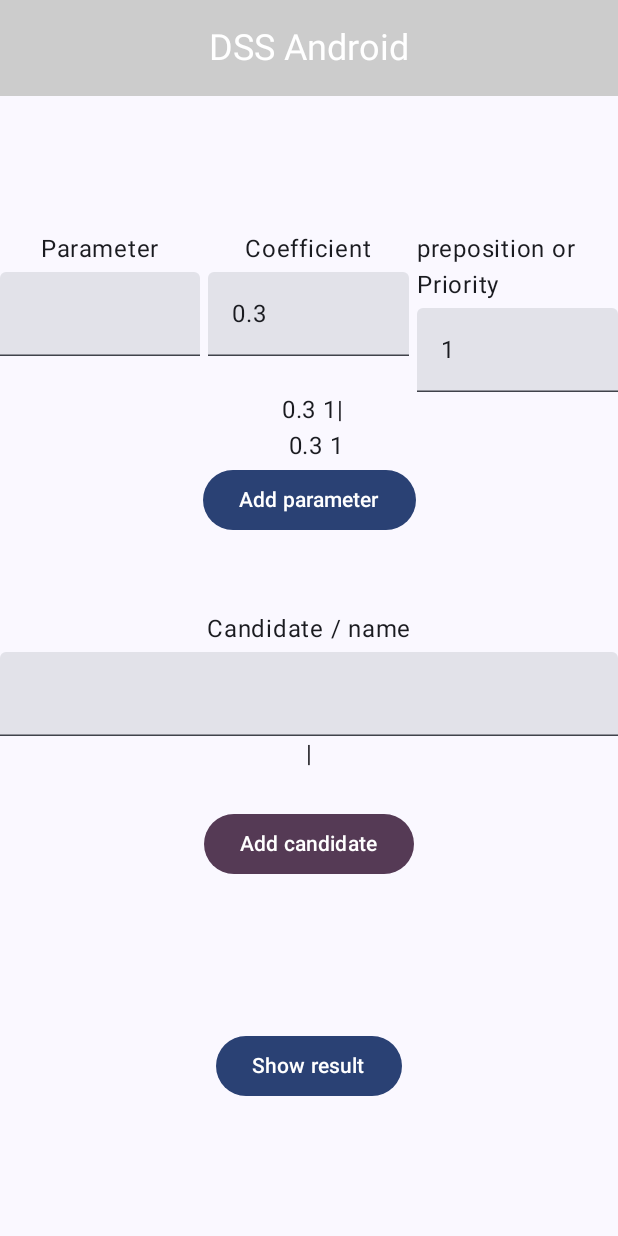
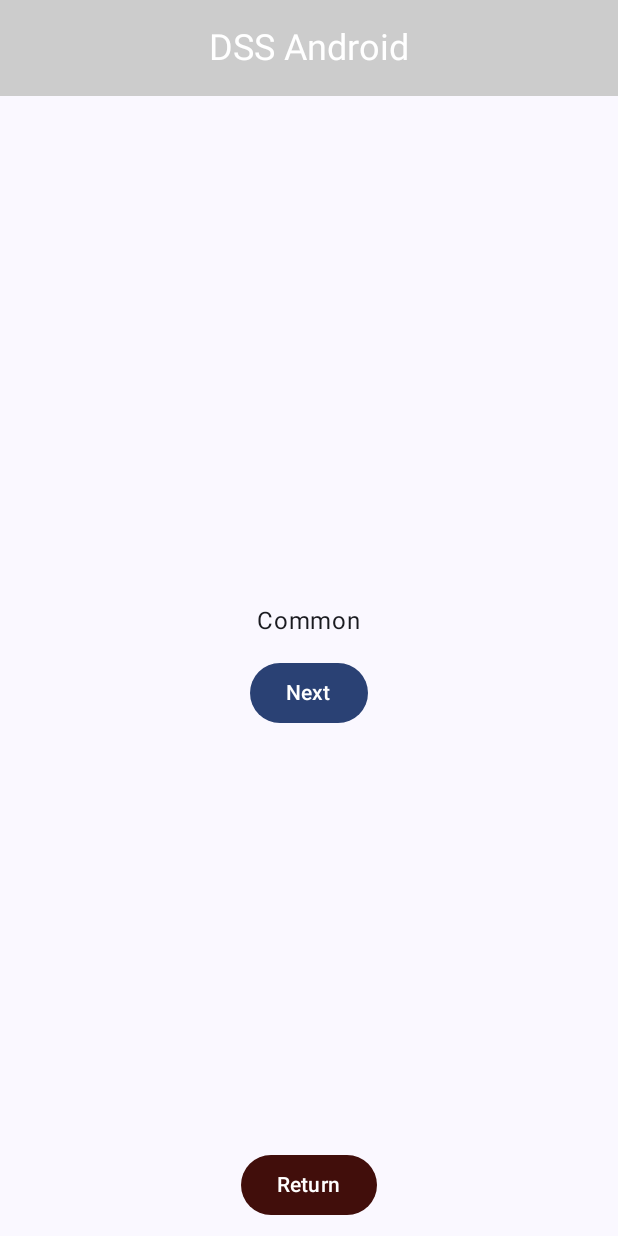
Before and after one commit to grih9/dss_android, an Android app built with Jetpack Compose: the screen it shows after launch (MainActivity), after a tap on "Show result", on a phone screen of 412 x 824 dp. Run offline under Robolectric (Android 15) with nearby library versions, the light colour scheme and no system bars; 2 other taps on this screen came first.

Commit message:
Add results screen, refactor previous code

```diff
--- a/app/src/main/java/com/grih9/dssandroid/HomeScreen.kt
+++ b/app/src/main/java/com/grih9/dssandroid/HomeScreen.kt
@@ -1,29 +1,14 @@
 package com.grih9.dssandroid
-import androidx.compose.foundation.Image
-import androidx.compose.foundation.background
-import androidx.compose.foundation.layout.Arrangement
-import androidx.compose.foundation.layout.Box
-import androidx.compose.foundation.layout.Column
 import androidx.compose.foundation.layout.Row
-import androidx.compose.foundation.layout.Spacer
 import androidx.compose.foundation.layout.fillMaxSize
-import androidx.compose.foundation.layout.fillMaxWidth
-import androidx.compose.foundation.layout.height
 import androidx.compose.foundation.layout.padding
-import androidx.compose.foundation.layout.size
-import androidx.compose.foundation.layout.width
 import androidx.compose.foundation.layout.wrapContentSize
-import androidx.compose.foundation.layout.wrapContentWidth
-import androidx.compose.foundation.magnifier
-import androidx.compose.material3.Button
-import androidx.compose.material3.ButtonDefaults
 import androidx.compose.material3.CenterAlignedTopAppBar
 import androidx.compose.material3.ExperimentalMaterial3Api
 import androidx.compose.material3.MaterialTheme
 import androidx.compose.material3.Scaffold
 import androidx.compose.material3.Surface
 import androidx.compose.material3.Text
-import androidx.compose.material3.TextField
 import androidx.compose.material3.TopAppBarDefaults
 import androidx.compose.runtime.Composable
 import androidx.compose.runtime.getValue
@@ -33,18 +18,11 @@ import androidx.compose.runtime.setValue
 import androidx.compose.ui.Alignment
 import androidx.compose.ui.Modifier
 import androidx.compose.ui.graphics.Color
-import androidx.compose.ui.modifier.modifierLocalConsumer
-import androidx.compose.ui.res.painterResource
 import androidx.compose.ui.res.stringResource
 import androidx.compose.ui.tooling.preview.Preview
-import androidx.compose.ui.unit.dp
 import androidx.compose.ui.unit.sp
 import com.grih9.dssandroid.ui.theme.DSSAndroidTheme
 
-@Composable
-fun SecondScreen(modifier: Modifier = Modifier) {
-    Text("This is second screen")
-}
 
 @Preview(
     showBackground = true,
@@ -65,6 +43,8 @@ fun DSSAndroidApp2() {
 @OptIn(ExperimentalMaterial3Api::class)
 @Composable
 fun HomeScreen(modifier: Modifier = Modifier) {
+    var screen by remember { mutableStateOf("NewDssScreen") }
+
     Scaffold(
         topBar = {
             CenterAlignedTopAppBar(
@@ -87,109 +67,18 @@ fun HomeScreen(modifier: Modifier = Modifier) {
             )
         }
     ) { innerPadding ->
+        when (screen) {
+            "NewDssScreen" -> NewDssScreen(
+                screenNameChange = { screen = "ResultsScreen" },
+                modifier = modifier.padding(innerPadding)
+            )
 
-        Column(
-            modifier = modifier.padding(innerPadding),
-            horizontalAlignment = Alignment.CenterHorizontally
-        ) {
-            AddParameterComposable()
-            Spacer(modifier = Modifier.height(50.dp))
-            AddCandidateComposable()
+            "ResultsScreen" -> ResultsScreen(
+                screenNameChange = { screen = "NewDssScreen" },
+                modifier = modifier.padding(innerPadding)
+            )
 
-            Spacer(modifier = Modifier.height(100.dp))
-            Button(onClick = { }) {
-                Text(
-                    text = stringResource(id = R.string.show_result)
-                )
-            }
+            else -> throw Error("Invalid screen")
         }
     }
 }
-
-@OptIn(ExperimentalMaterial3Api::class)
-@Composable
-fun AddCandidate(input: String, onValueChange: (String) -> Unit, modifier: Modifier = Modifier) {
-    TextField(
-        value = input,
-        onValueChange = onValueChange,
-        modifier = modifier.padding(top = 3.dp)
-    )
-}
-
-@OptIn(ExperimentalMaterial3Api::class)
-@Composable
-fun AddParameter(input: String, onValueChange: (String) -> Unit, parameterName: String, modifier: Modifier = Modifier) {
-    Column (
-        horizontalAlignment = Alignment.CenterHorizontally,
-        verticalArrangement = Arrangement.Center,
-        modifier = modifier
-    ) {
-        Text(text = parameterName)
-        TextField(
-            value = input,
-            onValueChange = onValueChange,
-            modifier = Modifier.padding(top = 3.dp)
-        )
-    }
-}
-
-
-@Composable
-fun AddCandidateComposable(modifier: Modifier = Modifier) {
-    var candidate by remember { mutableStateOf("") }
-    Text(
-        text = "${stringResource(id = R.string.candidate_to_add)} / name")
-    AddCandidate(
-        input = candidate,
-        onValueChange = {candidate = it},
-        modifier = Modifier.fillMaxWidth()
-    )
-
-    var text by remember { mutableStateOf("") }
-    Text(
-        text = text
-    )
-    Button(
-        onClick = {text += "|\n$candidate"},
-        colors = ButtonDefaults.buttonColors(MaterialTheme.colorScheme.tertiary)
-    ) {
-        Text(text = stringResource(id = R.string.add_candidate))
-    }
-}
-
-@Composable
-fun AddParameterComposable(modifier: Modifier = Modifier) {
-    var inputParameter by remember { mutableStateOf("") }
-    var inputCoefficient by remember { mutableStateOf("0.3") }
-    var inputPriority by remember { mutableStateOf("1") }
-    Row(horizontalArrangement = Arrangement.SpaceBetween) {
-        AddParameter(
-            input = inputParameter,
-            onValueChange = {inputParameter = it},
-            parameterName = stringResource(id = R.string.parameter_to_add),
-            modifier = modifier.weight(1f)
-        )
-        Spacer(Modifier.width(5.dp))
-        AddParameter(
-            input = inputCoefficient,
-            onValueChange = {inputCoefficient = it},
-            parameterName = stringResource(id = R.string.coefficient_to_add),
-            modifier = modifier.weight(1f)
-        )
-        Spacer(Modifier.width(5.dp))
-        AddParameter(
-            input = inputPriority,
-            onValueChange = {inputPriority = it},
-            parameterName = "preposition or ${stringResource(id = R.string.priority_direction)}",
-            modifier = modifier.weight(1f)
-        )
-    }
-    var text by remember { mutableStateOf("$inputParameter $inputCoefficient $inputPriority") }
-    Text(text = text)
-    Button(onClick = {text +="|\n $inputParameter $inputCoefficient $inputPriority"}) {
-        Text(
-            text = stringResource(id = R.string.add_parameter)
-        )
-    }
-
-}
--- /dev/null
+++ b/app/src/main/java/com/grih9/dssandroid/NewDssScreen.kt
@@ -0,0 +1,176 @@
+package com.grih9.dssandroid
+
+import android.annotation.SuppressLint
+import androidx.compose.foundation.layout.Arrangement
+import androidx.compose.foundation.layout.Column
+import androidx.compose.foundation.layout.Row
+import androidx.compose.foundation.layout.Spacer
+import androidx.compose.foundation.layout.fillMaxHeight
+import androidx.compose.foundation.layout.fillMaxSize
+import androidx.compose.foundation.layout.fillMaxWidth
+import androidx.compose.foundation.layout.height
+import androidx.compose.foundation.layout.padding
+import androidx.compose.foundation.layout.width
+import androidx.compose.foundation.layout.wrapContentSize
+import androidx.compose.material3.Button
+import androidx.compose.material3.ButtonDefaults
+import androidx.compose.material3.ExperimentalMaterial3Api
+import androidx.compose.material3.MaterialTheme
+import androidx.compose.material3.Surface
+import androidx.compose.material3.Text
+import androidx.compose.material3.TextField
+import androidx.compose.runtime.Composable
+import androidx.compose.runtime.getValue
+import androidx.compose.runtime.mutableStateOf
+import androidx.compose.runtime.remember
+import androidx.compose.runtime.setValue
+import androidx.compose.ui.Alignment
+import androidx.compose.ui.Modifier
+import androidx.compose.ui.res.stringResource
+import androidx.compose.ui.tooling.preview.Preview
+import androidx.compose.ui.unit.dp
+import com.grih9.dssandroid.ui.theme.DSSAndroidTheme
+
+
+@Preview(
+    showBackground = true,
+    showSystemUi = true
+)
+@Composable
+fun NewDssScreenPreview() {
+    DSSAndroidTheme() {
+        Surface(color = MaterialTheme.colorScheme.background) {
+            NewDssScreen(
+                modifier = Modifier
+                    .fillMaxSize()
+                    .wrapContentSize(Alignment.Center)
+            )
+        }
+    }
+}
+
+
+@Composable
+fun NewDssScreen(
+    screenNameChange: () -> Unit = { },
+    @SuppressLint("ModifierParameter") modifier: Modifier = Modifier
+) {
+    Column(
+        modifier = modifier,
+        horizontalAlignment = Alignment.CenterHorizontally
+    ) {
+        AddParameterComposable()
+        Spacer(modifier = Modifier.height(50.dp))
+        AddCandidateComposable()
+    }
+    Row(
+        modifier = modifier
+            .fillMaxHeight()
+            .padding(bottom = 10.dp),
+        verticalAlignment = Alignment.Bottom,
+        horizontalArrangement = Arrangement.Center
+    ) {
+        Button(onClick = screenNameChange) {
+            Text(
+                text = stringResource(id = R.string.show_result)
+            )
+        }
+    }
+}
+
+@OptIn(ExperimentalMaterial3Api::class)
+@Composable
+fun AddCandidate(input: String, onValueChange: (String) -> Unit, modifier: Modifier = Modifier) {
+    TextField(
+        value = input,
+        onValueChange = onValueChange,
+        label = { Text(stringResource(id = R.string.candidate_to_add)) },
+        singleLine = true,
+        modifier = modifier.padding(top = 3.dp)
+    )
+}
+
+@OptIn(ExperimentalMaterial3Api::class)
+@Composable
+fun AddParameter(
+    input: String,
+    onValueChange: (String) -> Unit,
+    parameterName: String,
+    modifier: Modifier = Modifier
+) {
+//    Column (
+//        horizontalAlignment = Alignment.CenterHorizontally,
+//        verticalArrangement = Arrangement.Center,
+//        modifier = modifier
+//    ) {
+//        Text(text = parameterName)
+    TextField(
+        value = input,
+        onValueChange = onValueChange,
+        label = { Text(parameterName) },
+        singleLine = true,
+        modifier = modifier.padding(top = 3.dp)
+    )
+//    }
+}
+
+
+@Composable
+fun AddCandidateComposable(modifier: Modifier = Modifier) {
+    var candidate by remember { mutableStateOf("") }
+//    Text(
+//        text = "${stringResource(id = R.string.candidate_to_add)} / name")
+    AddCandidate(
+        input = candidate,
+        onValueChange = { candidate = it },
+        modifier = Modifier.fillMaxWidth()
+    )
+
+    var text by remember { mutableStateOf("") }
+    Text(
+        text = text
+    )
+    Button(
+        onClick = { text += "|\n$candidate" },
+        colors = ButtonDefaults.buttonColors(MaterialTheme.colorScheme.tertiary)
+    ) {
+        Text(text = stringResource(id = R.string.add_candidate))
+    }
+}
+
+@Composable
+fun AddParameterComposable(modifier: Modifier = Modifier) {
+    var inputParameter by remember { mutableStateOf("") }
+    var inputCoefficient by remember { mutableStateOf("0.3") }
+    var inputPriority by remember { mutableStateOf("1") }
+    Row(horizontalArrangement = Arrangement.SpaceBetween) {
+        AddParameter(
+            input = inputParameter,
+            onValueChange = { inputParameter = it },
+            parameterName = stringResource(id = R.string.parameter_to_add),
+            modifier = modifier.weight(1f)
+        )
+        Spacer(Modifier.width(5.dp))
+        AddParameter(
+            input = inputCoefficient,
+            onValueChange = { inputCoefficient = it },
+            parameterName = stringResource(id = R.string.coefficient_to_add),
+            modifier = modifier.weight(1f)
+        )
+        Spacer(Modifier.width(5.dp))
+        AddParameter(
+            input = inputPriority,
+            onValueChange = { inputPriority = it },
+            parameterName = "preposition or ${stringResource(id = R.string.priority_direction)}",
+            modifier = modifier.weight(1f)
+        )
+    }
+    var text by remember { mutableStateOf("$inputParameter $inputCoefficient $inputPriority") }
+    Text(text = text)
+    Button(onClick = { text += "|\n $inputParameter $inputCoefficient $inputPriority" }) {
+        Text(
+            text = stringResource(id = R.string.add_parameter)
+        )
+    }
+
+}
--- /dev/null
+++ b/app/src/main/java/com/grih9/dssandroid/ResultsScreen.kt
@@ -0,0 +1,195 @@
+package com.grih9.dssandroid
+
+import android.annotation.SuppressLint
+import androidx.compose.foundation.layout.Arrangement
+import androidx.compose.foundation.layout.Column
+import androidx.compose.foundation.layout.Row
+import androidx.compose.foundation.layout.Spacer
+import androidx.compose.foundation.layout.fillMaxHeight
+import androidx.compose.foundation.layout.fillMaxSize
+import androidx.compose.foundation.layout.fillMaxWidth
+import androidx.compose.foundation.layout.height
+import androidx.compose.foundation.layout.padding
+import androidx.compose.foundation.layout.wrapContentSize
+import androidx.compose.material3.Button
+import androidx.compose.material3.ButtonDefaults
+import androidx.compose.material3.MaterialTheme
+import androidx.compose.material3.Surface
+import androidx.compose.material3.Text
+import androidx.compose.runtime.Composable
+import androidx.compose.runtime.getValue
+import androidx.compose.runtime.mutableStateOf
+import androidx.compose.runtime.remember
+import androidx.compose.runtime.setValue
+import androidx.compose.ui.Alignment
+import androidx.compose.ui.Modifier
+import androidx.compose.ui.res.stringResource
+import androidx.compose.ui.tooling.preview.Preview
+import androidx.compose.ui.unit.dp
+import com.grih9.dssandroid.ui.theme.DSSAndroidTheme
+
+
+@Preview(
+    showBackground = true,
+    showSystemUi = true
+)
+@Composable
+fun ResultsScreenPreview() {
+    DSSAndroidTheme() {
+        Surface(color = MaterialTheme.colorScheme.background) {
+            ResultsScreen(
+                modifier = Modifier
+                    .fillMaxSize()
+                    .wrapContentSize(Alignment.Center)
+            )
+        }
+    }
+}
+
+@Composable
+fun ResultsScreen(
+    screenNameChange: () -> Unit = { },
+    @SuppressLint("ModifierParameter") modifier: Modifier = Modifier
+) {
+    var resultType by remember { mutableStateOf("Common") }
+    Column(
+        modifier = modifier,
+        horizontalAlignment = Alignment.CenterHorizontally
+    ) {
+        when (resultType) {
+            "Common" -> CommonResults(nextResultType = { resultType = "Competitive" })
+            "Competitive" -> CompetitiveResults(
+                nextResultType = { resultType = "Blocking" },
+                previousResultType = { resultType = "Common" }
+            )
+
+            "Blocking" -> BlockingResults(
+                nextResultType = { resultType = "KMax" },
+                previousResultType = { resultType = "Competitive" }
+            )
+
+            "KMax" -> KMaxResults(
+                nextResultType = { resultType = "Dominant" },
+                previousResultType = { resultType = "Blocking" }
+            )
+
+            "Dominant" -> DominanteResults(
+                nextResultType = { resultType = "Common" },
+                previousResultType = { resultType = "KMax" }
+            )
+
+            else -> throw Error("Invalid result type")
+        }
+    }
+    Spacer(modifier = Modifier.height(5.dp))
+    Row(
+        modifier = modifier
+            .fillMaxHeight()
+            .padding(bottom = 10.dp),
+        verticalAlignment = Alignment.Bottom,
+        horizontalArrangement = Arrangement.Center
+    ) {
+        Button(
+            onClick = screenNameChange,
+            colors = ButtonDefaults.buttonColors(MaterialTheme.colorScheme.onErrorContainer)
+        ) {
+            Text("Return")
+        }
+    }
+}
+
+@Composable
+fun CommonResults(nextResultType: () -> Unit = { }) {
+    Text(text = stringResource(id = R.string.common_result))
+    Spacer(modifier = Modifier.height(12.dp))
+    Row(
+        horizontalArrangement = Arrangement.SpaceAround,
+        modifier = Modifier.fillMaxWidth()
+    ) {
+        Button(onClick = nextResultType) {
+            Text(stringResource(id = R.string.next_button))
+        }
+    }
+}
+
+@Composable
+fun CompetitiveResults(nextResultType: () -> Unit = { }, previousResultType: () -> Unit = { }) {
+    Text(text = stringResource(id = R.string.competitive_result))
+    Spacer(modifier = Modifier.height(12.dp))
+    Row(
+        horizontalArrangement = Arrangement.SpaceAround,
+        modifier = Modifier.fillMaxWidth()
+    ) {
+        Button(onClick = previousResultType) {
+            Text(stringResource(id = R.string.previous_button))
+        }
+        Button(onClick = nextResultType) {
+            Text(stringResource(id = R.string.next_button))
+        }
+    }
+}
+
+@Composable
+fun BlockingResults(nextResultType: () -> Unit = { }, previousResultType: () -> Unit = { }) {
+    Text(text = stringResource(id = R.string.blocking_result))
+    Spacer(modifier = Modifier.height(12.dp))
+    Row(
+        horizontalArrangement = Arrangement.SpaceAround,
+        modifier = Modifier.fillMaxWidth()
+    ) {
+        Button(onClick = previousResultType) {
+            Text(stringResource(id = R.string.previous_button))
+        }
+        Button(onClick = nextResultType) {
+            Text(stringResource(id = R.string.next_button))
+        }
+    }
+}
+
+@Composable
+fun KMaxResults(nextResultType: () -> Unit = { }, previousResultType: () -> Unit = { }) {
+    Text(text = stringResource(id = R.string.k_max_result))
+    Spacer(modifier = Modifier.height(12.dp))
+    Row(
+        horizontalArrangement = Arrangement.SpaceAround,
+        modifier = Modifier.fillMaxWidth()
+    ) {
+        Button(onClick = previousResultType) {
+            Text(stringResource(id = R.string.previous_button))
+        }
+        Button(onClick = nextResultType) {
+            Text(stringResource(id = R.string.next_button))
+        }
+    }
+}
+
+@Composable
+fun DominanteResults(nextResultType: () -> Unit = { }, previousResultType: () -> Unit = { }) {
+    Text(text = stringResource(id = R.string.dominante_result))
+    Spacer(modifier = Modifier.height(12.dp))
+    Row(
+        horizontalArrangement = Arrangement.SpaceAround,
+        modifier = Modifier.fillMaxWidth()
+    ) {
+        Button(onClick = previousResultType) {
+            Text(stringResource(id = R.string.previous_button))
+        }
+        Button(onClick = nextResultType) {
+            Text(stringResource(id = R.string.next_button))
+        }
+    }
+}
+
+@Composable
+fun CommonResults6(previousResultType: () -> Unit = { }) {
+    Text("This is common results")
+    Spacer(modifier = Modifier.height(12.dp))
+    Row(
+        horizontalArrangement = Arrangement.SpaceAround,
+        modifier = Modifier.fillMaxWidth()
+    ) {
+        Button(onClick = previousResultType) {
+            Text(stringResource(id = R.string.previous_button))
+        }
+    }
+}
--- a/app/src/main/res/values/strings.xml
+++ b/app/src/main/res/values/strings.xml
@@ -7,4 +7,11 @@
     <string name="candidate_to_add">Candidate</string>
     <string name="coefficient_to_add">Coefficient</string>
     <string name="priority_direction">Priority</string>
+    <string name="next_button">Next</string>
+    <string name="previous_button">Previous</string>
+    <string name="common_result">Common</string>
+    <string name="k_max_result">K-max mechanism</string>
+    <string name="competitive_result">Competitive</string>
+    <string name="dominante_result">Dominante</string>
+    <string name="blocking_result">Blocking</string>
 </resources>
```
Also changed, not shown: 1 other file.
